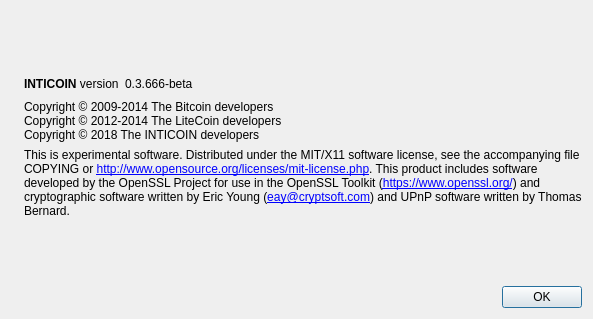
Qt form src/qt/forms/aboutdialog.ui (INTICOIN/INTICOIN) before a commit.
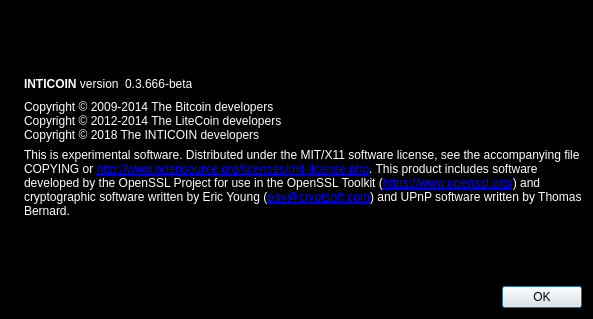
The same form after that commit. Icons and pictures are not drawn.

The edit to the form file:
```diff
--- a/src/qt/forms/aboutdialog.ui
+++ b/src/qt/forms/aboutdialog.ui
@@ -10,6 +10,70 @@
     <height>319</height>
    </rect>
   </property>
+  <property name="palette">
+   <palette>
+    <active>
+     <colorrole role="Base">
+      <brush brushstyle="SolidPattern">
+       <color alpha="255">
+        <red>255</red>
+        <green>255</green>
+        <blue>255</blue>
+       </color>
+      </brush>
+     </colorrole>
+     <colorrole role="Window">
+      <brush brushstyle="SolidPattern">
+       <color alpha="255">
+        <red>0</red>
+        <green>0</green>
+        <blue>0</blue>
+       </color>
+      </brush>
+     </colorrole>
+    </active>
+    <inactive>
+     <colorrole role="Base">
+      <brush brushstyle="SolidPattern">
+       <color alpha="255">
+        <red>255</red>
+        <green>255</green>
+        <blue>255</blue>
+       </color>
+      </brush>
+     </colorrole>
+     <colorrole role="Window">
+      <brush brushstyle="SolidPattern">
+       <color alpha="255">
+        <red>0</red>
+        <green>0</green>
+        <blue>0</blue>
+       </color>
+      </brush>
+     </colorrole>
+    </inactive>
+    <disabled>
+     <colorrole role="Base">
+      <brush brushstyle="SolidPattern">
+       <color alpha="255">
+        <red>0</red>
+        <green>0</green>
+        <blue>0</blue>
+       </color>
+      </brush>
+     </colorrole>
+     <colorrole role="Window">
+      <brush brushstyle="SolidPattern">
+       <color alpha="255">
+        <red>0</red>
+        <green>0</green>
+        <blue>0</blue>
+       </color>
+      </brush>
+     </colorrole>
+    </disabled>
+   </palette>
+  </property>
   <property name="windowTitle">
    <string>About INTICOIN</string>
   </property>
@@ -31,6 +95,43 @@
     <layout class="QVBoxLayout" name="verticalLayout_2">
      <item>
       <spacer name="verticalSpacer_2">
+       <property name="palette">
+        <palette>
+         <active>
+          <colorrole role="WindowText">
+           <brush brushstyle="SolidPattern">
+            <color alpha="255">
+             <red>255</red>
+             <green>255</green>
+             <blue>255</blue>
+            </color>
+           </brush>
+          </colorrole>
+         </active>
+         <inactive>
+          <colorrole role="WindowText">
+           <brush brushstyle="SolidPattern">
+            <color alpha="255">
+             <red>255</red>
+             <green>255</green>
+             <blue>255</blue>
+            </color>
+           </brush>
+          </colorrole>
+         </inactive>
+         <disabled>
+          <colorrole role="WindowText">
+           <brush brushstyle="SolidPattern">
+            <color alpha="255">
+             <red>120</red>
+             <green>120</green>
+             <blue>120</blue>
+            </color>
+           </brush>
+          </colorrole>
+         </disabled>
+        </palette>
+       </property>
        <property name="orientation">
         <enum>Qt::Vertical</enum>
        </property>
@@ -46,6 +147,43 @@
       <layout class="QHBoxLayout" name="horizontalLayout">
        <item>
         <widget class="QLabel" name="label">
+         <property name="palette">
+          <palette>
+           <active>
+            <colorrole role="WindowText">
+             <brush brushstyle="SolidPattern">
+              <color alpha="255">
+               <red>255</red>
+               <green>255</green>
+               <blue>255</blue>
+              </color>
+             </brush>
+            </colorrole>
+           </active>
+           <inactive>
+            <colorrole role="WindowText">
+             <brush brushstyle="SolidPattern">
+              <color alpha="255">
+               <red>255</red>
+               <green>255</green>
+               <blue>255</blue>
+              </color>
+             </brush>
+            </colorrole>
+           </inactive>
+           <disabled>
+            <colorrole role="WindowText">
+             <brush brushstyle="SolidPattern">
+              <color alpha="255">
+               <red>120</red>
+               <green>120</green>
+               <blue>120</blue>
+              </color>
+             </brush>
+            </colorrole>
+           </disabled>
+          </palette>
+         </property>
          <property name="cursor">
           <cursorShape>IBeamCursor</cursorShape>
          </property>
@@ -59,6 +197,43 @@
        </item>
        <item>
         <widget class="QLabel" name="versionLabel">
+         <property name="palette">
+          <palette>
+           <active>
+            <colorrole role="WindowText">
+             <brush brushstyle="SolidPattern">
+              <color alpha="255">
+               <red>255</red>
+               <green>255</green>
+               <blue>255</blue>
+              </color>
+             </brush>
+            </colorrole>
+           </active>
+           <inactive>
+            <colorrole role="WindowText">
+             <brush brushstyle="SolidPattern">
+              <color alpha="255">
+               <red>255</red>
+               <green>255</green>
+               <blue>255</blue>
+              </color>
+             </brush>
+            </colorrole>
+           </inactive>
+           <disabled>
+            <colorrole role="WindowText">
+             <brush brushstyle="SolidPattern">
+              <color alpha="255">
+               <red>120</red>
+               <green>120</green>
+               <blue>120</blue>
+              </color>
+             </brush>
+            </colorrole>
+           </disabled>
+          </palette>
+         </property>
          <property name="cursor">
           <cursorShape>IBeamCursor</cursorShape>
          </property>
@@ -87,6 +262,43 @@
      </item>
      <item>
       <widget class="QLabel" name="copyrightLabel">
+       <property name="palette">
+        <palette>
+         <active>
+          <colorrole role="WindowText">
+           <brush brushstyle="SolidPattern">
+            <color alpha="255">
+             <red>255</red>
+             <green>255</green>
+             <blue>255</blue>
+            </color>
+           </brush>
+          </colorrole>
+         </active>
+         <inactive>
+          <colorrole role="WindowText">
+           <brush brushstyle="SolidPattern">
+            <color alpha="255">
+             <red>255</red>
+             <green>255</green>
+             <blue>255</blue>
+            </color>
+           </brush>
+          </colorrole>
+         </inactive>
+         <disabled>
+          <colorrole role="WindowText">
+           <brush brushstyle="SolidPattern">
+            <color alpha="255">
+             <red>120</red>
+             <green>120</green>
+             <blue>120</blue>
+            </color>
+           </brush>
+          </colorrole>
+         </disabled>
+        </palette>
+       </property>
        <property name="cursor">
         <cursorShape>IBeamCursor</cursorShape>
        </property>
@@ -102,6 +314,43 @@
      </item>
      <item>
       <widget class="QLabel" name="label_2">
+       <property name="palette">
+        <palette>
+         <active>
+          <colorrole role="WindowText">
+           <brush brushstyle="SolidPattern">
+            <color alpha="255">
+             <red>255</red>
+             <green>255</green>
+             <blue>255</blue>
+            </color>
+           </brush>
+          </colorrole>
+         </active>
+         <inactive>
+          <colorrole role="WindowText">
+           <brush brushstyle="SolidPattern">
+            <color alpha="255">
+             <red>255</red>
+             <green>255</green>
+             <blue>255</blue>
+            </color>
+           </brush>
+          </colorrole>
+         </inactive>
+         <disabled>
+          <colorrole role="WindowText">
+           <brush brushstyle="SolidPattern">
+            <color alpha="255">
+             <red>120</red>
+             <green>120</green>
+             <blue>120</blue>
+            </color>
+           </brush>
+          </colorrole>
+         </disabled>
+        </palette>
+       </property>
        <property name="cursor">
         <cursorShape>IBeamCursor</cursorShape>
        </property>
```
